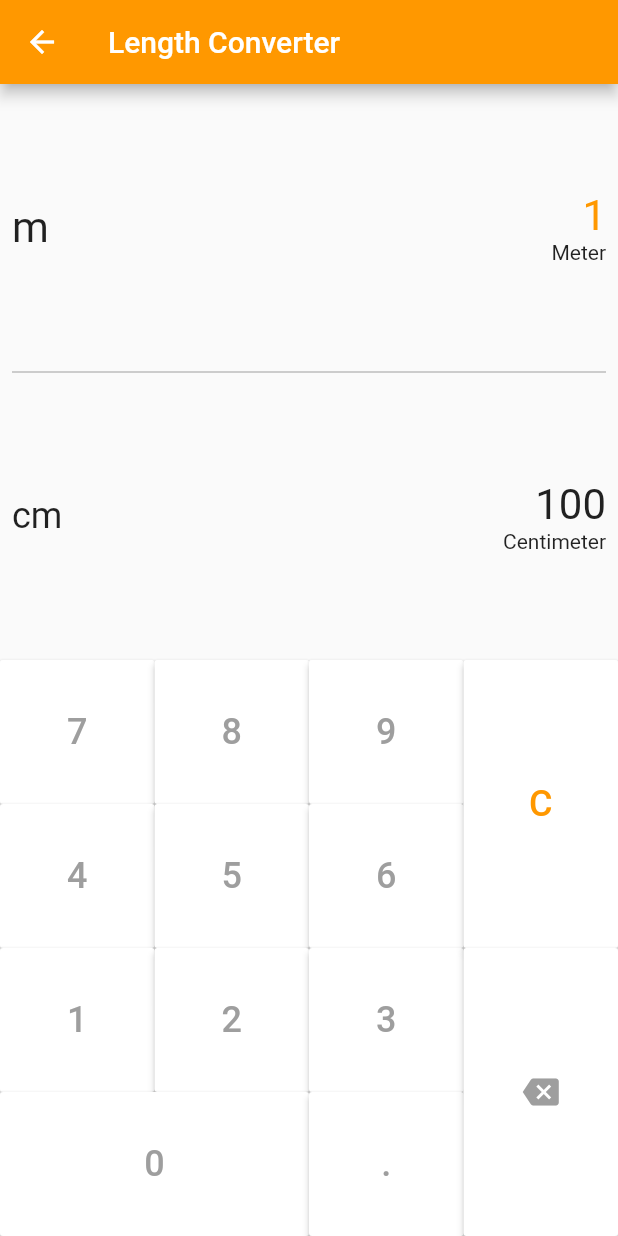
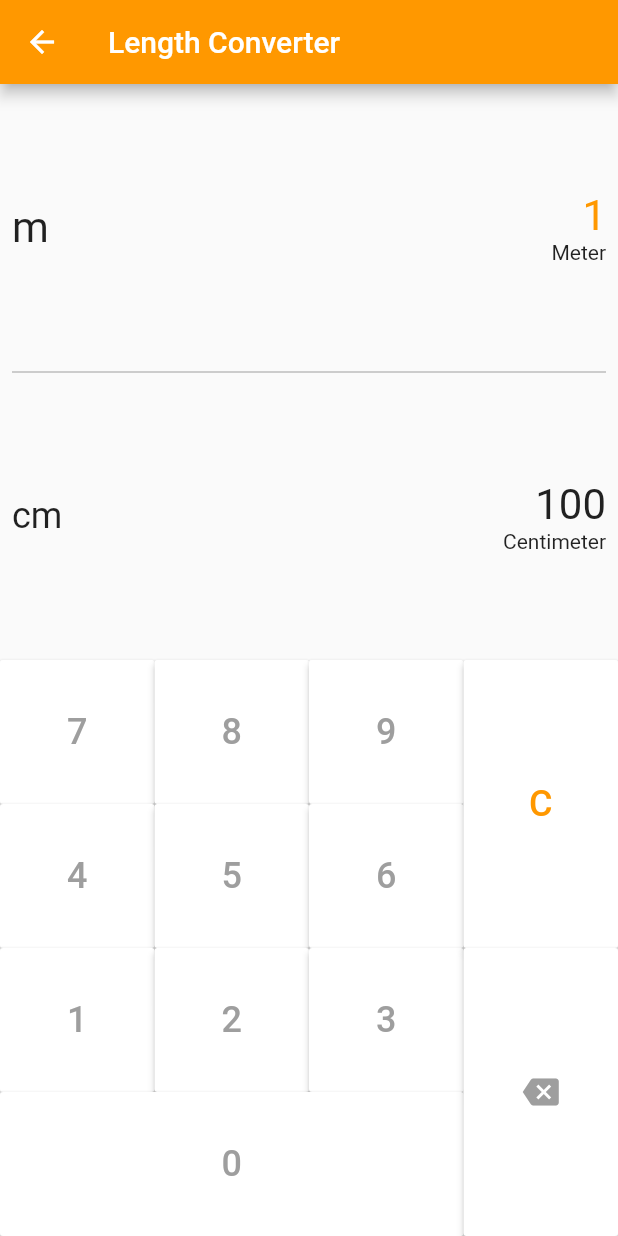
Before and after one commit to CoderJava/Basic-Calculator, a Flutter app: the LengthConverterScreen screen opened directly, on a phone screen of 412 x 824 dp. Run offline on Flutter 3.47's test engine with Material 2 defaults, Android fonts, the phone set to English and light mode, and no system bars; drawn by our look-alikes of auto_size_text.

Commit message:
Change widget Text to be AutoSizeText in UI Length Converter

```diff
--- a/lib/ui/length_converter_screen.dart
+++ b/lib/ui/length_converter_screen.dart
@@ -1,12 +1,13 @@
 /*
- * Created by Yudi Setiawan on 2/10/19 10:37 PM
+ * Created by Yudi Setiawan on 2/17/19 8:58 AM
  * Copyright (c) 2019. All right reserved.
- * Last modified 2/10/19 10:36 PM
+ * Last modified 2/17/19 8:57 AM
  */
 
 import 'dart:io';
 import 'dart:math';
 
+import 'package:auto_size_text/auto_size_text.dart';
 import 'package:basic_calculator_app/utils/button_calculator.dart';
 import 'package:basic_calculator_app/values/color_assets.dart';
 import 'package:flutter/material.dart';
@@ -225,7 +226,7 @@ class LengthConverterScreenState extends State<LengthConverterScreen> {
                   crossAxisAlignment: CrossAxisAlignment.stretch,
                   children: <Widget>[
                     Expanded(
-                      flex: 2,
+                      flex: 3,
                       child: ButtonCalculator(
                         "general",
                         actionOnPressedWithParameter: (String value) {
@@ -237,16 +238,6 @@ class LengthConverterScreenState extends State<LengthConverterScreen> {
                         },
                         valueActionOnPressedWithParameter: "0",
                         label: "0",
-                      ),
-                    ),
-                    Expanded(
-                      child: ButtonCalculator(
-                        "general",
-                        actionOnPressedWithParameter: (String value) {
-                          // TODO: do something in here
-                        },
-                        valueActionOnPressedWithParameter: ".",
-                        label: ".",
                       ),
                     ),
                   ],
@@ -485,7 +476,7 @@ class LengthConverterScreenState extends State<LengthConverterScreen> {
                     mainAxisSize: MainAxisSize.min,
                     crossAxisAlignment: CrossAxisAlignment.end,
                     children: <Widget>[
-                      Text(
+                      AutoSizeText(
                         _valuePanelTop,
                         style: TextStyle(
                           fontSize: 28.0,
@@ -671,7 +662,7 @@ class LengthConverterScreenState extends State<LengthConverterScreen> {
                     mainAxisSize: MainAxisSize.min,
                     crossAxisAlignment: CrossAxisAlignment.end,
                     children: <Widget>[
-                      Text(
+                      AutoSizeText(
                         _valuePanelDown,
                         style: TextStyle(
                           fontSize: 28.0,
```
